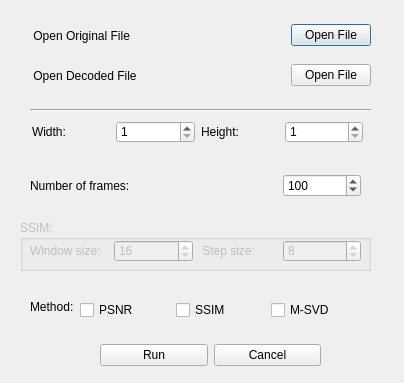
Qt form test.ui (honzabilek4/VideoCodecs) before a commit.
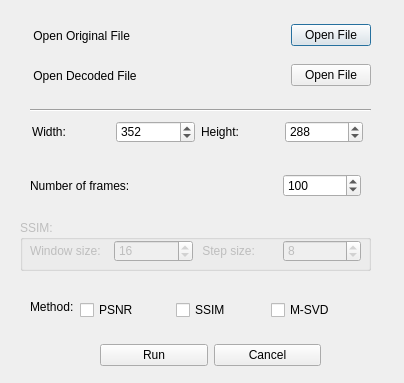
The same form after that commit.

```diff
--- a/test.ui
+++ b/test.ui
@@ -14,11 +14,23 @@
    </rect>
   </property>
   <property name="sizePolicy">
-   <sizepolicy hsizetype="Ignored" vsizetype="Preferred">
+   <sizepolicy hsizetype="Fixed" vsizetype="Fixed">
     <horstretch>0</horstretch>
     <verstretch>0</verstretch>
    </sizepolicy>
   </property>
+  <property name="minimumSize">
+   <size>
+    <width>404</width>
+    <height>383</height>
+   </size>
+  </property>
+  <property name="maximumSize">
+   <size>
+    <width>404</width>
+    <height>383</height>
+   </size>
+  </property>
   <property name="windowTitle">
    <string>Test</string>
   </property>
@@ -276,6 +288,9 @@
       <property name="maximum">
        <number>99999</number>
       </property>
+      <property name="value">
+       <number>352</number>
+      </property>
      </widget>
     </item>
     <item>
@@ -299,6 +314,9 @@
       <property name="maximum">
        <number>99999</number>
       </property>
+      <property name="value">
+       <number>288</number>
+      </property>
      </widget>
     </item>
    </layout>
```
Left out of the diff: 4 changed lines with no effect on the pictures.
